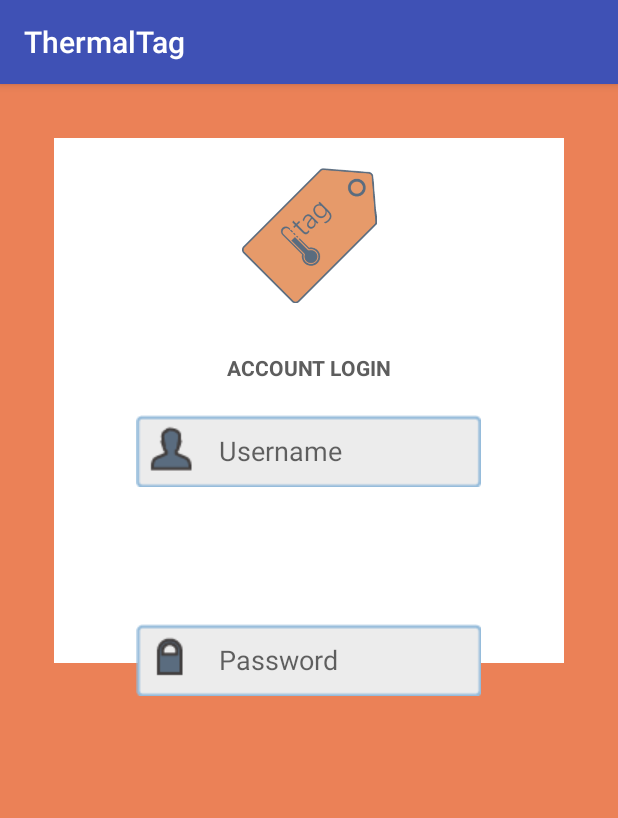
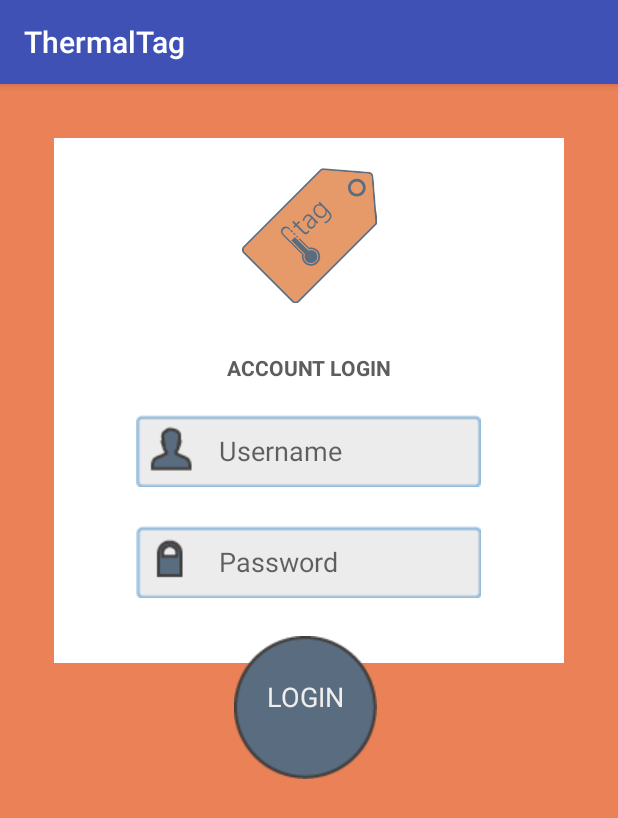
Before and after one commit to AmericanCities/ThermalTagAndroid, an Android app: the screen it shows after launch (MainActivity), on a phone screen of 412 x 824 dp. Shown: the top 818 px of the screen. Run offline under Robolectric (Android 15) with nearby library versions, the phone set to English and light mode, and no system bars.

Commit message:
completed login template

```diff
--- a/app/build.gradle
+++ b/app/build.gradle
@@ -16,6 +16,10 @@ android {
             minifyEnabled false
             proguardFiles getDefaultProguardFile('proguard-android.txt'), 'proguard-rules.pro'
         }
+
+//        debug {
+//            debuggable true
+//        }
     }
 }
 
--- a/app/src/main/AndroidManifest.xml
+++ b/app/src/main/AndroidManifest.xml
@@ -1,13 +1,20 @@
 <?xml version="1.0" encoding="utf-8"?>
 <manifest xmlns:android="http://schemas.android.com/apk/res/android"
+    xmlns:tools="http://schemas.android.com/tools"
     package="thermaltag.thermaltag">
 
+    <!--permissions-->
+    <!--Allows app to connect to the internet-->
+    <uses-permission android:name="android.permission.INTERNET" />
+
     <application
+        android:debuggable="true"
         android:allowBackup="true"
         android:icon="@mipmap/ic_launcher"
         android:label="@string/app_name"
         android:supportsRtl="true"
-        android:theme="@style/AppTheme">
+        android:theme="@style/AppTheme"
+        tools:ignore="HardcodedDebugMode">
         <activity android:name=".MainActivity">
             <intent-filter>
                 <action android:name="android.intent.action.MAIN" />
--- a/app/src/main/res/layout/activity_main.xml
+++ b/app/src/main/res/layout/activity_main.xml
@@ -8,7 +8,8 @@
     android:paddingRight="@dimen/activity_horizontal_margin"
     android:paddingTop="@dimen/activity_vertical_margin"
     tools:context="thermaltag.thermaltag.MainActivity"
-    android:background="@color/thermalTagOrange">
+    android:background="@color/thermalTagOrange"
+    android:clickable="true">
 
     <View
         android:id="@+id/LoginPannel"
@@ -70,9 +71,33 @@
         android:ems="10"
         android:id="@+id/editText"
         android:hint="@string/passwordHint"
-        android:layout_centerVertical="true"
-        android:layout_centerHorizontal="true"
         android:background="@drawable/thermaltag_password_bkgd"
-        android:paddingStart="55dp" />
+        android:paddingStart="55dp"
+        android:layout_below="@+id/editText2"
+        android:layout_alignStart="@+id/editText2"
+        android:layout_marginTop="26dp" />
+
+    <ImageView
+        android:layout_width="wrap_content"
+        android:layout_height="wrap_content"
+        android:id="@+id/login_button"
+        android:src="@drawable/circle_login"
+        android:paddingTop="25dp"
+        android:layout_below="@+id/editText"
+        android:layout_alignStart="@+id/imageView" />
+
+    <TextView
+        android:layout_width="wrap_content"
+        android:layout_height="wrap_content"
+        android:textAppearance="?android:attr/textAppearanceMedium"
+        android:text="@string/loginText"
+        android:id="@+id/textView2"
+        android:layout_below="@+id/LoginPannel"
+        android:layout_alignParentBottom="false"
+        android:textColor="@color/thermalTagWhite"
+        android:layout_alignStart="@+id/login_button"
+        android:layout_alignEnd="@+id/login_button"
+        android:textAlignment="center"
+        android:paddingTop="10dp" />
 
 </RelativeLayout>
--- a/app/src/main/res/values/strings.xml
+++ b/app/src/main/res/values/strings.xml
@@ -3,4 +3,5 @@
     <string name="usernameHint">Username</string>
     <string name="passwordHint">Password</string>
     <string name="logonFormTitle">ACCOUNT LOGIN</string>
+    <string name="loginText">LOGIN</string>
 </resources>
```
Also changed, not shown: app/src/main/res/drawable/circle_login.png (added), app/src/main/res/mipmap-hdpi/ic_launcher.png (added), app/src/main/res/mipmap-mdpi/ic_launcher.png (added), app/src/main/res/mipmap-xhdpi/ic_launcher.png (added), app/src/main/res/mipmap-xxhdpi/ic_launcher.png (added), app/src/main/res/mipmap-xxxhdpi/ic_launcher.png (added).
